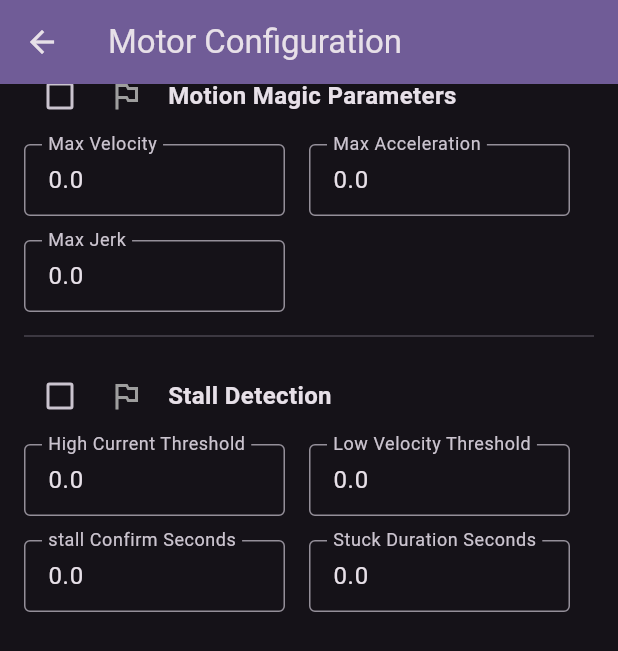
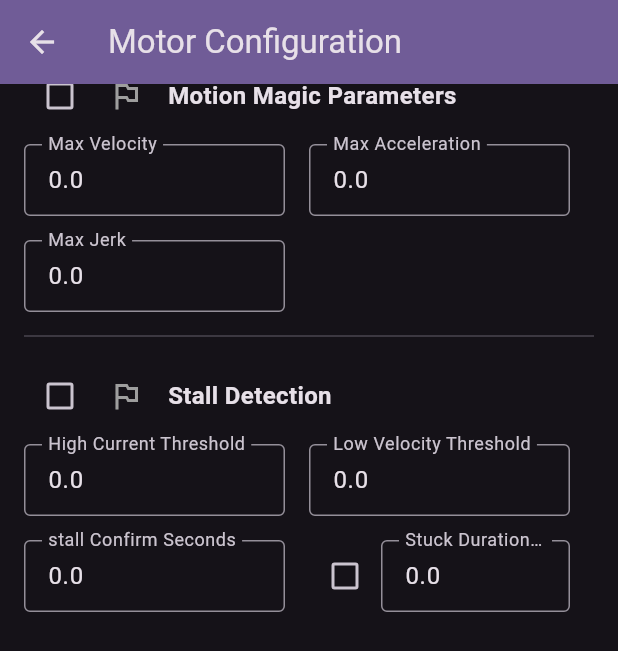
Before and after one commit to Demacia5635/mechanismCodeGenerator, a Flutter app: the MotorEditorPage screen opened directly with empty values, scrolled down 1114 dp, on a phone screen of 412 x 824 dp. Shown: the top 651 px of the screen. Run offline on Flutter 3.47's test engine with Material 3 defaults, Android fonts, the phone set to English and light mode, and no system bars; our stand-ins replace file_picker.

Commit message:
useStuckDurationSeconds

```diff
--- a/lib/main.dart
+++ b/lib/main.dart
@@ -75,6 +75,7 @@ class MotorModel {
   String lowVelocityThreshold = '0.0';
   String stallConfirmSeconds = '0.0';
   String stuckDurationSeconds = '0.0';
+  bool useStuckDurationSeconds = false;
   bool useStallDetection = false;
   bool todoStallDetection = false;
 }
@@ -1249,7 +1250,9 @@ class JavaCodeGenerator {
         sb.writeln('        public static final double ${mConst}_HIGH_CURRENT_THRESHOLD = ${motor.highCurrentThreshold};${_todo(motor.todoStallDetection)}');
         sb.writeln('        public static final double ${mConst}_LOW_VELOCITY_THRESHOLD = ${motor.lowVelocityThreshold};${_todo(motor.todoStallDetection)}');
         sb.writeln('        public static final double ${mConst}_STALL_CONFIRM_SECONDS = ${motor.stallConfirmSeconds};${_todo(motor.todoStallDetection)}');
-        sb.writeln('        public static final double ${mConst}_STUCK_DURATION_SECONDS = ${motor.stuckDurationSeconds};${_todo(motor.todoStallDetection)}');
+        if (motor.useStuckDurationSeconds) {
+          sb.writeln('        public static final double ${mConst}_STUCK_DURATION_SECONDS = ${motor.stuckDurationSeconds};${_todo(motor.todoStallDetection)}');
+        }
       }
 
       sb.writeln('');
@@ -1283,7 +1286,7 @@ class JavaCodeGenerator {
          sb.write('\n            .withMotionParam(${mConst}_MAX_VELOCITY, ${mConst}_MAX_ACCELERATION, ${mConst}_MAX_JERK)');
       }
       if (motor.useStallDetection) {
-         sb.write('\n            .withDetectStall(${mConst}_HIGH_CURRENT_THRESHOLD, ${mConst}_LOW_VELOCITY_THRESHOLD, ${mConst}_STALL_CONFIRM_SECONDS, ${mConst}_STUCK_DURATION_SECONDS)');
+        sb.write('\n            .withDetectStall(${mConst}_HIGH_CURRENT_THRESHOLD, ${mConst}_LOW_VELOCITY_THRESHOLD, ${mConst}_STALL_CONFIRM_SECONDS${(motor.useStuckDurationSeconds) ? ', ${mConst}_STUCK_DURATION_SECONDS' : ''})');
       }
       sb.writeln(';');
       sb.writeln('');
@@ -2162,7 +2165,7 @@ class JavaCodeGenerator {
     }
     sb.writeln('');
     sb.writeln('    RobotPose.initialize(');
-    sb.writeln('      ${capitalize(chassis.name)}ChassisConstants.STATE_STD, ');
+    sb.writeln('      ${robotContainer.useAnotherChassis ? robotContainer.anotherChassisClassName : '${capitalize(chassis.name)}ChassisConstants'}.STATE_STD, ');
     sb.writeln('      VisionConstants.visionConfig);');
     sb.writeln('');
     sb.writeln('    configureBindings();');
--- a/lib/motor_page.dart
+++ b/lib/motor_page.dart
@@ -375,6 +375,10 @@ class _MotorEditorPageState extends State<MotorEditorPage> {
                 label: 'Stuck Duration Seconds', initialValue: widget.motor.stuckDurationSeconds, defaultValue: 0.0,
                 onChanged: (v) => widget.motor.stuckDurationSeconds = v,
                 markAsUsed: () => setState(() => widget.motor.useStallDetection = true),
+                leading: Checkbox(
+                  value: widget.motor.useStuckDurationSeconds,
+                  onChanged: (val) => setState(() {widget.motor.useStallDetection = true; widget.motor.useStuckDurationSeconds = val ?? false;}),
+                ),
               ),
             ],
           ),
@@ -426,9 +430,14 @@ class _MotorEditorPageState extends State<MotorEditorPage> {
     required double defaultValue,
     required Function(String) onChanged,
     VoidCallback? markAsUsed,
+    Widget? leading,
   }) {
     return SizedBox(
       width: (MediaQuery.of(context).size.width / 2) - 32,
+      child: Row(
+        children: [
+          if (leading != null) leading,
+          Expanded(
             child: DoubleTextFormField(
               initialValue: initialValue ?? defaultValue.toString(),
               decoration: InputDecoration(
@@ -444,6 +453,9 @@ class _MotorEditorPageState extends State<MotorEditorPage> {
                 }
               },
             ),
+          ),
+        ],
+      ),
     );
   }
 }
```
Lines whose indentation alone changed are shown as unchanged.
